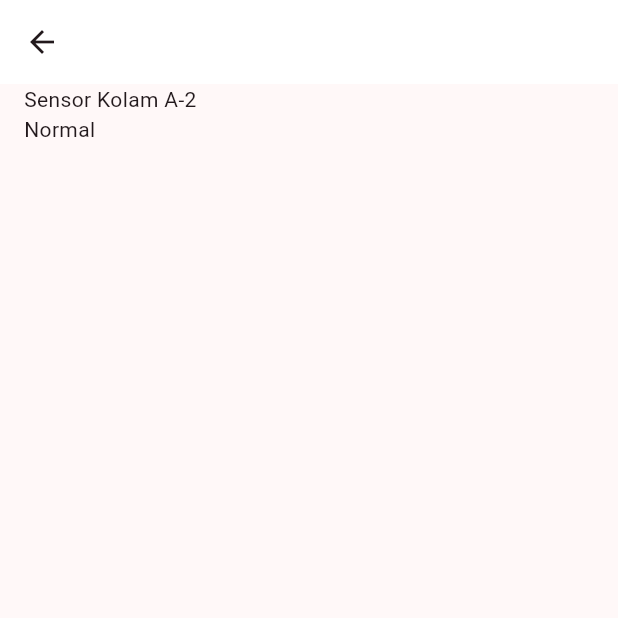
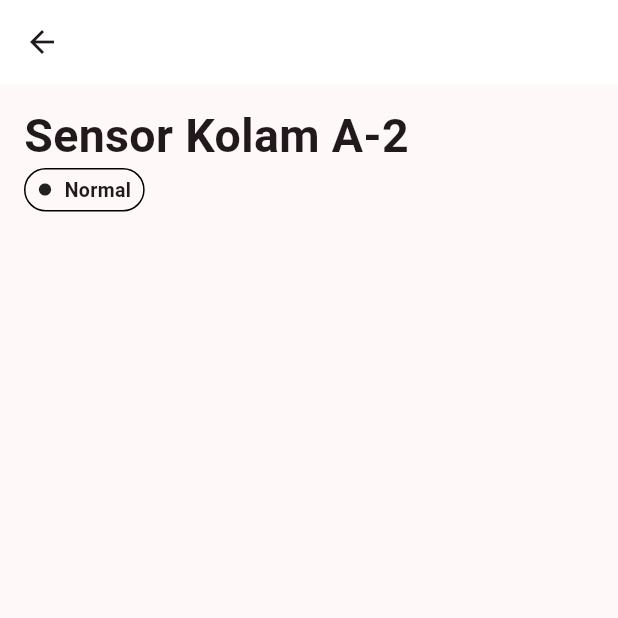
Before and after one commit to haikallf/smart_water_meter, a Flutter app: the SensorDetailPage screen opened directly, on a phone screen of 412 x 824 dp, the top half of it. Run offline on Flutter 3.47's test engine with Material 2 defaults, Android fonts, the phone set to English and light mode, and no system bars.

Commit message:
add sensor detail page header

```diff
--- a/lib/main.dart
+++ b/lib/main.dart
@@ -1,6 +1,7 @@
 import 'package:flutter/material.dart';
 import 'package:smart_water_meter/pages/home_page.dart';
 import 'package:smart_water_meter/pages/login_page.dart';
+import 'package:smart_water_meter/pages/sensor_detail_page.dart';
 
 void main() {
   runApp(const MyApp());
@@ -42,7 +43,7 @@
             color: Colors.white,
             //other options
           )),
-      home: HomePage(),
+      home: SensorDetailPage(),
     );
   }
 }
--- a/lib/pages/sensor_detail_page.dart
+++ b/lib/pages/sensor_detail_page.dart
@@ -17,7 +17,43 @@ class _SensorDetailPageState extends State<SensorDetailPage> {
         padding: EdgeInsets.symmetric(horizontal: 16),
         child: Column(
           crossAxisAlignment: CrossAxisAlignment.start,
-          children: [Text("Sensor Kolam A-2"), Text("Normal")],
+          children: [
+            Padding(
+                padding: EdgeInsets.symmetric(vertical: 12),
+                child: Column(
+                    crossAxisAlignment: CrossAxisAlignment.start,
+                    children: [
+                      Text(
+                        "Sensor Kolam A-2",
+                        style: TextStyle(
+                            fontSize: 31, fontWeight: FontWeight.w700),
+                      ),
+                      Container(
+                        padding:
+                            EdgeInsets.symmetric(vertical: 4, horizontal: 8),
+                        decoration: BoxDecoration(
+                            borderRadius: BorderRadius.circular(120),
+                            border: Border.all(color: Colors.black)),
+                        child: Row(
+                          mainAxisSize: MainAxisSize.min,
+                          children: [
+                            Icon(
+                              Icons.circle,
+                              size: 10,
+                            ),
+                            SizedBox(
+                              width: 8,
+                            ),
+                            Text(
+                              "Normal",
+                              style: TextStyle(
+                                  fontSize: 13, fontWeight: FontWeight.w700),
+                            )
+                          ],
+                        ),
+                      )
+                    ]))
+          ],
         ),
       )),
     );
```
